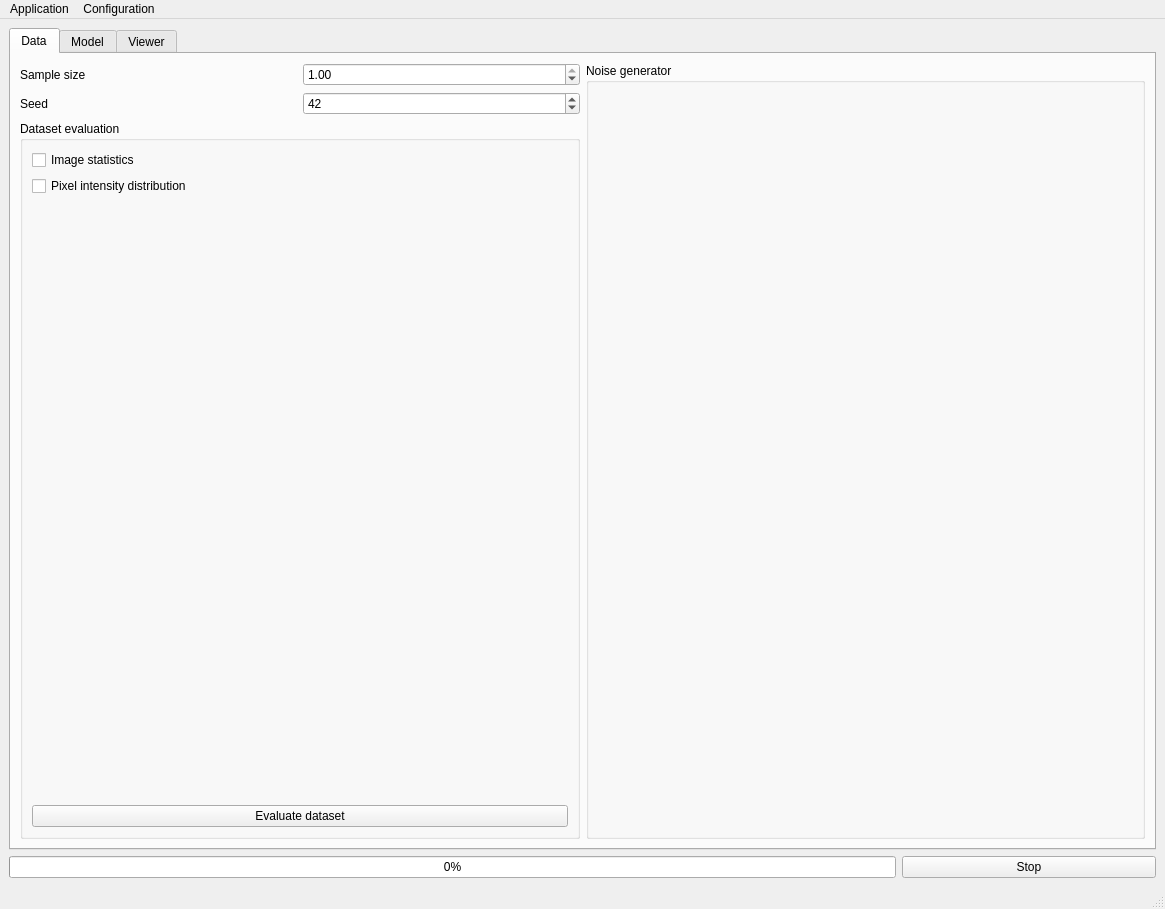
Before: the Qt Designer form FEXT/app/assets/window_layout.ui in CTCycle/FEXT-Autoencoder, drawn with Qt 5.
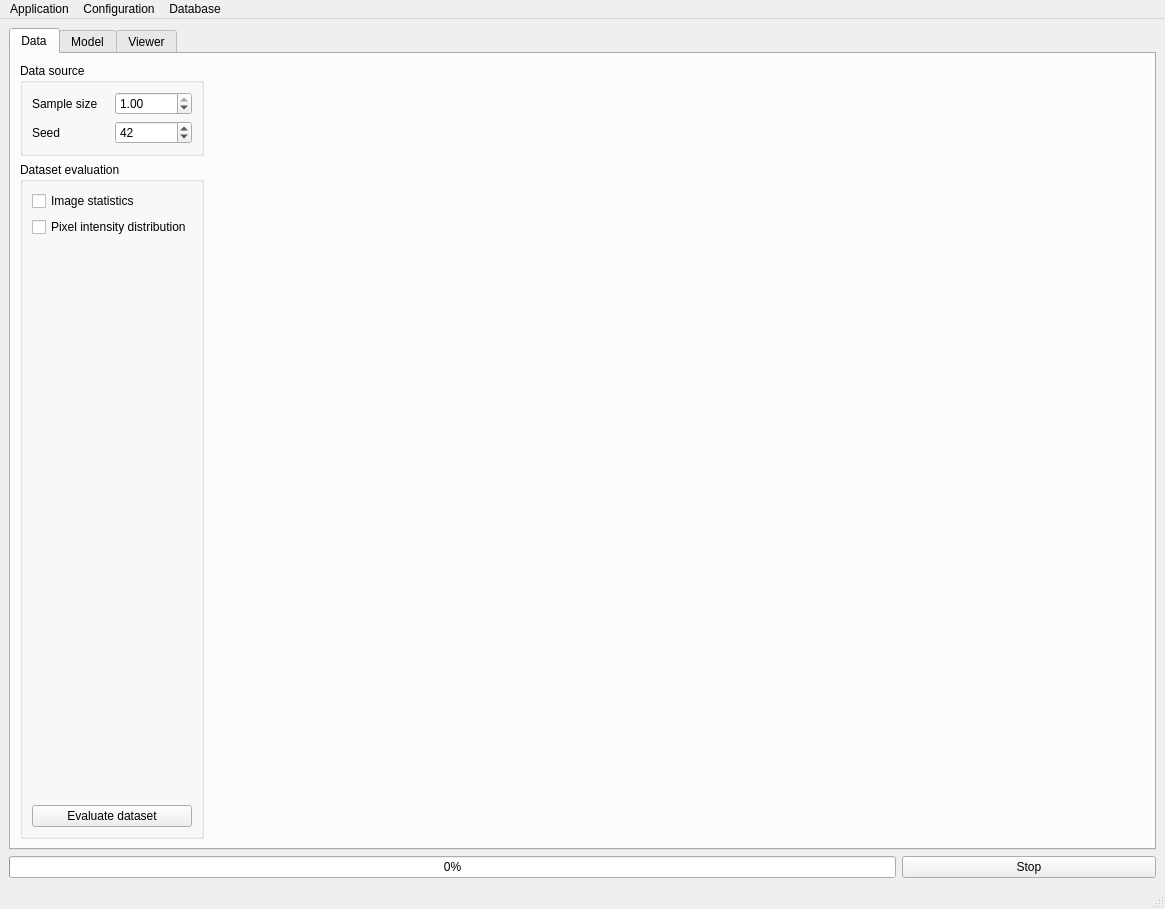
After: the same form once the commit is applied.

Commit message: added redux and medium AE models

Patch:
```diff
--- a/FEXT/app/assets/window_layout.ui
+++ b/FEXT/app/assets/window_layout.ui
@@ -33,9 +33,13 @@
        <attribute name="title">
         <string>Data</string>
        </attribute>
-       <layout class="QHBoxLayout" name="horizontalLayout_24">
-        <item>
-         <layout class="QVBoxLayout" name="verticalLayout">
+       <layout class="QGridLayout" name="gridLayout_2">
+        <item row="0" column="0">
+         <widget class="QGroupBox" name="groupBox_2">
+          <property name="title">
+           <string>Data source</string>
+          </property>
+          <layout class="QVBoxLayout" name="verticalLayout_8">
           <item>
            <layout class="QHBoxLayout" name="horizontalLayout">
             <item>
@@ -81,7 +85,23 @@
             </item>
            </layout>
           </item>
-          <item>
+          </layout>
+         </widget>
+        </item>
+        <item row="0" column="1">
+         <spacer name="horizontalSpacer">
+          <property name="orientation">
+           <enum>Qt::Orientation::Horizontal</enum>
+          </property>
+          <property name="sizeHint" stdset="0">
+           <size>
+            <width>40</width>
+            <height>20</height>
+           </size>
+          </property>
+         </spacer>
+        </item>
+        <item row="1" column="0">
            <widget class="QGroupBox" name="datasetEvalGroup">
             <property name="title">
              <string>Dataset evaluation</string>
@@ -131,15 +151,6 @@
            </widget>
           </item>
          </layout>
-        </item>
-        <item>
-         <widget class="QGroupBox" name="noiseGenGroup">
-          <property name="title">
-           <string>Noise generator</string>
-          </property>
-         </widget>
-        </item>
-       </layout>
       </widget>
       <widget class="QWidget" name="modelTab">
        <attribute name="title">
@@ -1076,8 +1087,16 @@
     <addaction name="actionSaveConfig"/>
     <addaction name="actionLoadConfig"/>
    </widget>
+   <widget class="QMenu" name="menuDatabase">
+    <property name="title">
+     <string>Database</string>
+    </property>
+    <addaction name="actionDeleteData"/>
+    <addaction name="actionExportData"/>
+   </widget>
    <addaction name="menuApp"/>
    <addaction name="menuConfiguration"/>
+   <addaction name="menuDatabase"/>
   </widget>
   <widget class="QStatusBar" name="statusbar"/>
   <action name="actionReloadApp">
```
Left out of the diff: 18 changed lines with no effect on the pictures. Lines whose indentation alone changed are shown as unchanged. The commit also changes 2 other files.
